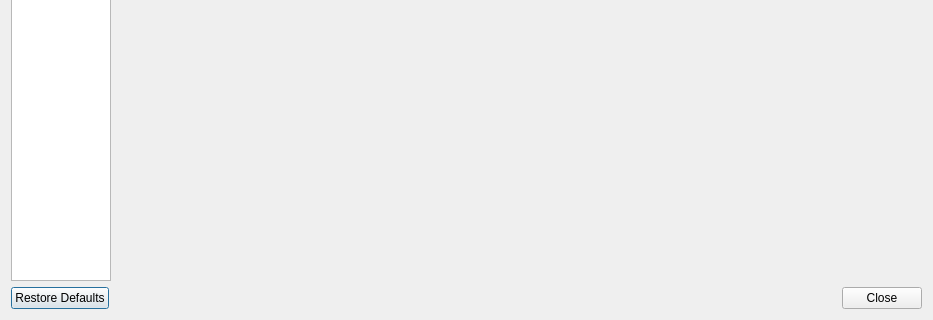
First picture: the form in qt/src/EmuSettingsWindow.ui, repository snes9xgit/snes9x, before the edit; both pictures show x 0 to 933 and y 399 to 719 of the 933 by 719 pixel window.
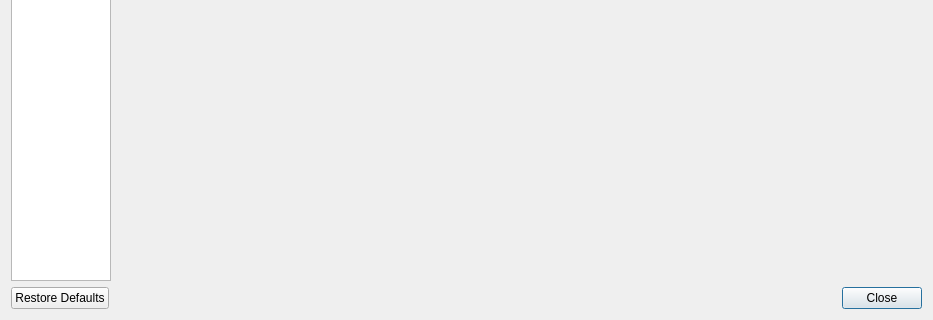
Second picture: the form after the edit. Icons and pictures are not drawn.

```diff
--- a/qt/src/EmuSettingsWindow.ui
+++ b/qt/src/EmuSettingsWindow.ui
@@ -121,6 +121,9 @@
         <iconset theme="view-refresh">
          <normaloff>.</normaloff>.</iconset>
        </property>
+       <property name="autoDefault">
+        <bool>false</bool>
+       </property>
       </widget>
      </item>
      <item>
```
Left out of the diff: 3 changed lines with no effect on the pictures.
